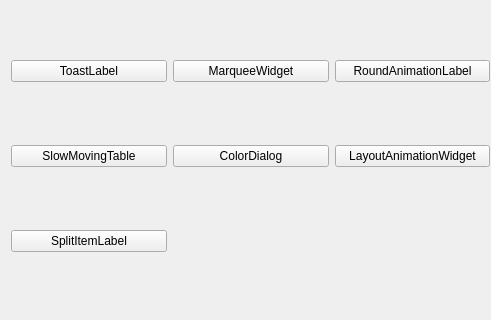
Before: the Qt Designer form mainwindow.ui in Greedysky/TTKWidgetTools, drawn with Qt 5; both pictures show x 0 to 491 and y 93 to 413 of the 663 by 413 pixel window.
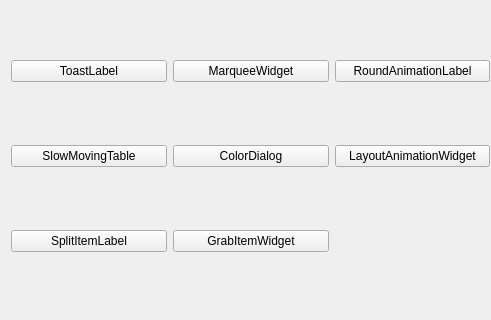
After: the same form once the commit is applied.

Commit message: Add grab item widget[09645]

```diff
--- a/mainwindow.ui
+++ b/mainwindow.ui
@@ -106,6 +106,13 @@
       </property>
      </widget>
     </item>
+    <item row="3" column="1">
+     <widget class="QPushButton" name="pushButton_13">
+      <property name="text">
+       <string>GrabItemWidget</string>
+      </property>
+     </widget>
+    </item>
    </layout>
   </widget>
  </widget>
```
The commit also changes 10 other files.
